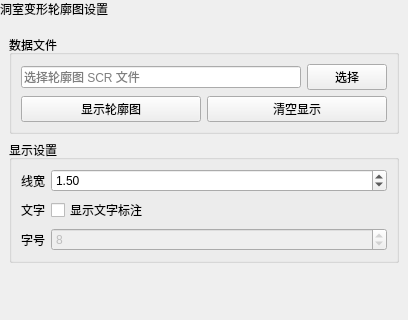
Above: plugins/Base_PostProcessing/PostContourReaderWidget.ui from asd977/base_cae before the change; both pictures show x 0 to 408 and y 0 to 320 of the 408 by 717 pixel window. Below: the same form after it.
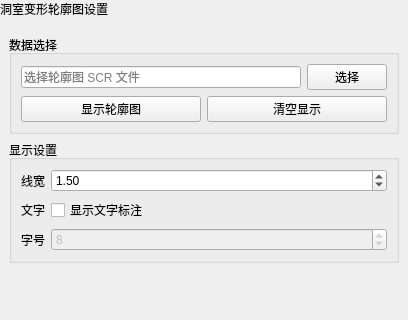
That is the form after the change.

Diff of the .ui file:
```diff
--- a/plugins/Base_PostProcessing/PostContourReaderWidget.ui
+++ b/plugins/Base_PostProcessing/PostContourReaderWidget.ui
@@ -65,7 +65,7 @@
      <item>
       <widget class="QGroupBox" name="fileGroupBox">
        <property name="title">
-        <string>数据文件</string>
+        <string>数据选择</string>
        </property>
        <layout class="QVBoxLayout" name="fileVBoxLayout">
         <property name="leftMargin">
```
